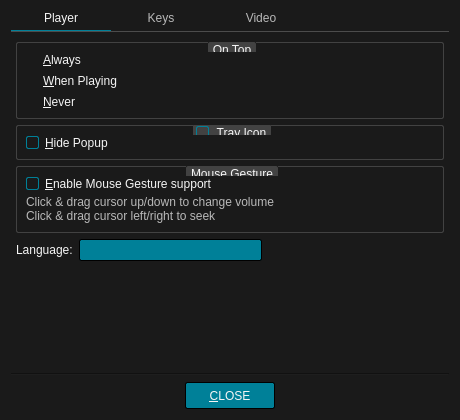
This is src/ui/preferencesdialog.ui in u8sand/Baka-MPlayer as Qt 5 draws it before an edit. The edited form follows.
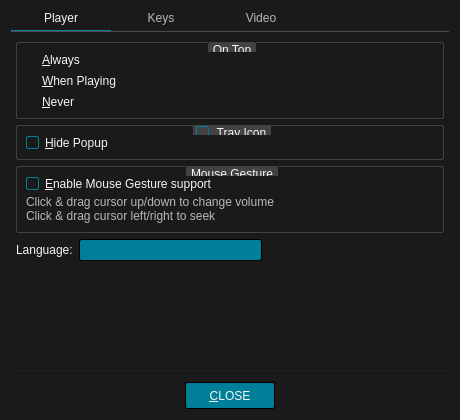
This is the edited form. Icons and pictures are not drawn.

Commit message: preferencesdialog.ui: QRadioButton: fix circle shape

The edit to the form file:
```diff
--- a/src/ui/preferencesdialog.ui
+++ b/src/ui/preferencesdialog.ui
@@ -31,9 +31,9 @@
 /* QRadioButton */
 
 QRadioButton::indicator {
-	width: 7px;
-	height: 7px;
-	border-radius: 6px;
+	width: 6px;
+	height: 6px;
+	border-radius: 5px;
 	padding: 2px;
 }
 QRadioButton::indicator:unchecked {
```
